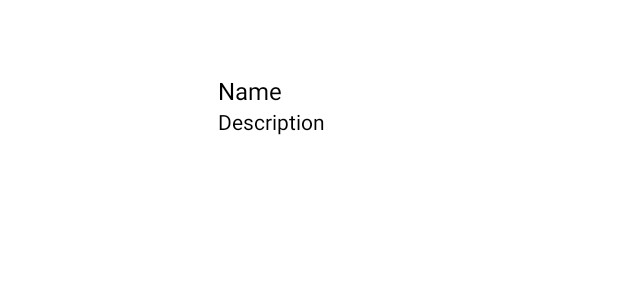
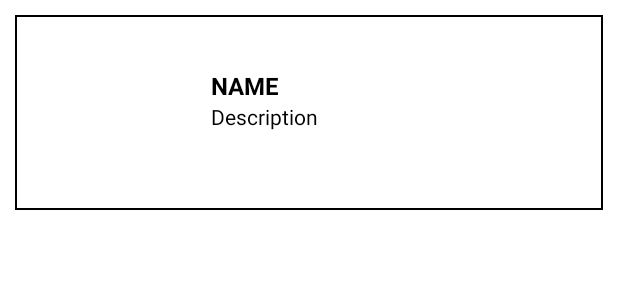
Before and after one commit to sevndl/dev-mobile-android, an Android app: the layout cell_produit.xml on its own in the app's theme, with its tools: preview values and no code run, on a phone screen of 412 x 824 dp. Shown: the top 300 px of the screen. Run offline under Robolectric (Android 15) with nearby library versions, the phone set to English and light mode, and no system bars.

Commit message:
encore un peu

```diff
--- /dev/null
+++ b/app/src/main/res/drawable/borders.xml
@@ -0,0 +1,8 @@
+<?xml version="1.0" encoding="utf-8"?>
+<shape
+    xmlns:android="http://schemas.android.com/apk/res/android"
+    android:shape="rectangle">
+    <stroke
+        android:width="1dp"
+        android:color="@android:color/black"/>
+</shape>
--- a/app/src/main/res/layout/activity_home.xml
+++ b/app/src/main/res/layout/activity_home.xml
@@ -17,6 +17,8 @@
         android:layout_width="wrap_content"
         android:layout_height="wrap_content"
         android:layout_gravity="center_horizontal"
+        android:backgroundTint="#E7E435"
+        android:textColor="@android:color/black"
         android:text="Étudiants"/>
     <Button
         android:id="@+id/buttonCategorie"
@@ -24,5 +26,7 @@
         android:layout_width="wrap_content"
         android:layout_height="wrap_content"
         android:layout_gravity="center_horizontal"
-        android:text="Catégories produits"/>
+        android:backgroundTint="#3FAFE6"
+        android:textColor="@android:color/black"
+        android:text="Rayons"/>
 </LinearLayout>
--- a/app/src/main/res/layout/cell_categorie.xml
+++ b/app/src/main/res/layout/cell_categorie.xml
@@ -3,7 +3,7 @@
     xmlns:android="http://schemas.android.com/apk/res/android"
     android:layout_width="match_parent"
     android:layout_height="50dp"
-    android:background="@android:color/white"
+    android:background="@drawable/borders"
     android:layout_margin="10sp">
     <LinearLayout
         android:id="@+id/layoutCellCategorie"
--- a/app/src/main/res/layout/cell_produit.xml
+++ b/app/src/main/res/layout/cell_produit.xml
@@ -2,8 +2,8 @@
 <RelativeLayout
     xmlns:android="http://schemas.android.com/apk/res/android"
     android:layout_width="match_parent"
-    android:layout_height="120dp"
-    android:background="@android:color/white"
+    android:layout_height="130dp"
+    android:background="@drawable/borders"
     android:layout_margin="10sp">
     <LinearLayout
         android:id="@+id/layoutCellProduit"
@@ -14,7 +14,7 @@
             android:id="@+id/imageViewProduit"
             android:layout_width="120dp"
             android:layout_height="120dp"
-            android:layout_marginEnd="15dp"/>
+            android:layout_margin="5dp"/>
         <LinearLayout
             android:orientation="vertical"
             android:layout_width="match_parent"
@@ -26,12 +26,14 @@
                 android:layout_height="wrap_content"
                 android:text="Name"
                 android:textSize="16sp"
+                android:textAllCaps="true"
+                android:textStyle="bold"
                 android:layout_centerVertical="true"
                 android:textColor="@color/black"/>
             <TextView
                 android:id="@+id/textViewDescription"
                 android:layout_width="match_parent"
-                android:layout_height="wrap_content"
+                android:layout_height="35sp"
                 android:text="Description"
                 android:textSize="14sp"
                 android:layout_centerVertical="true"
```
